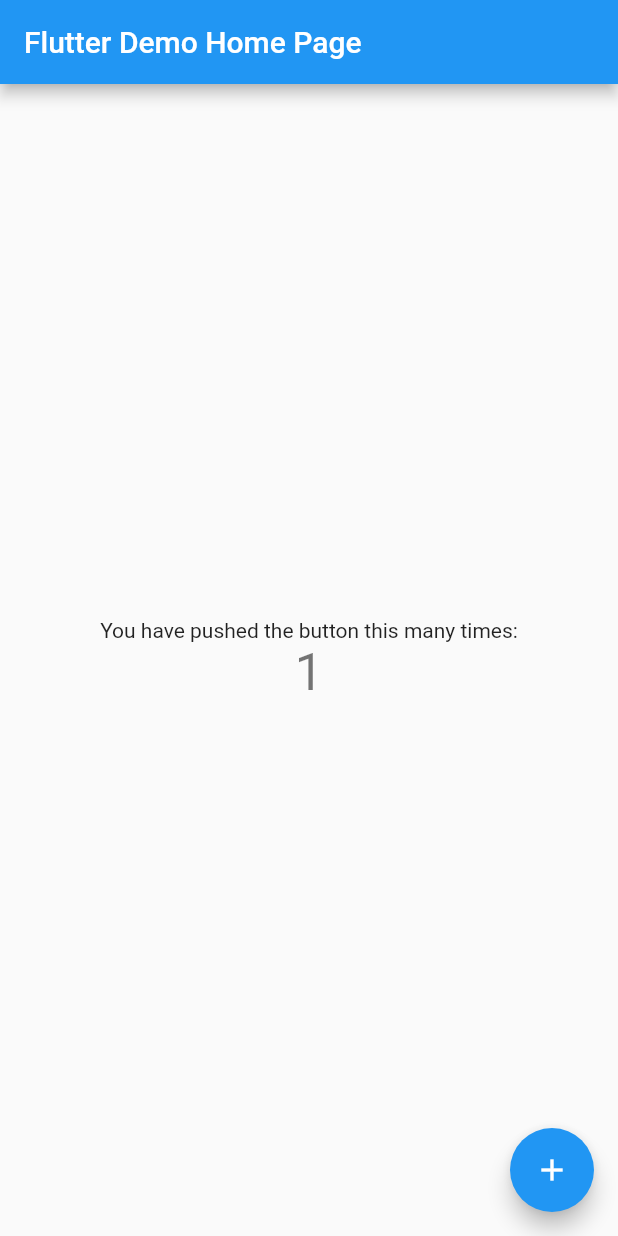
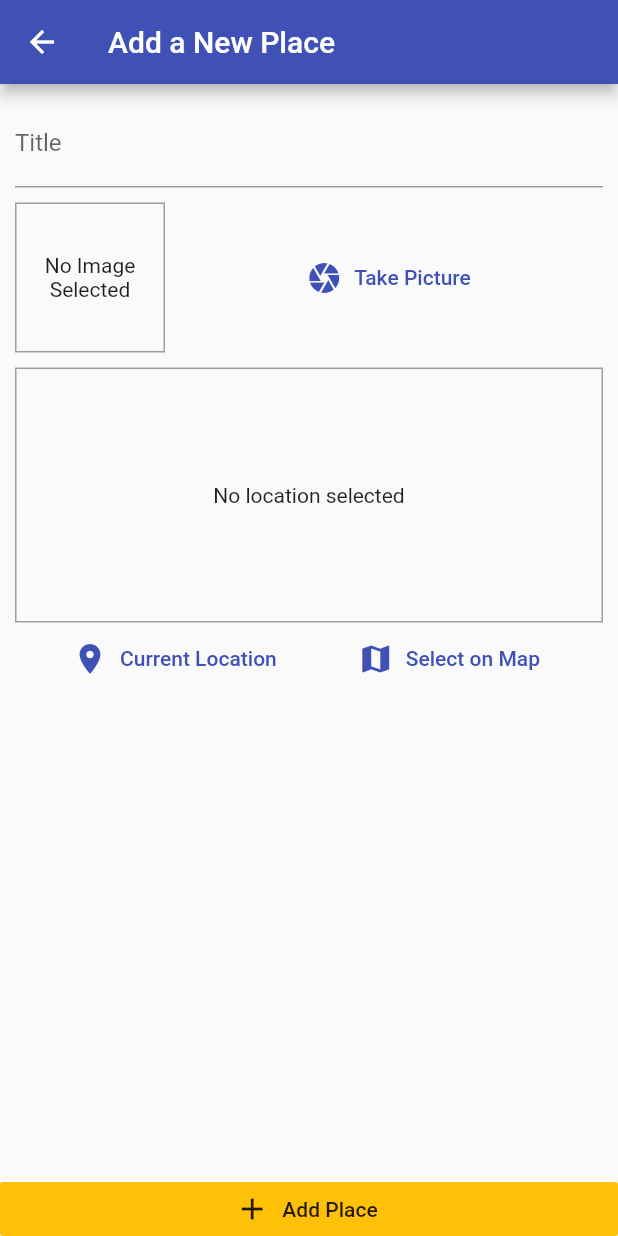
Before and after one commit to jacojvv-dev/flutter-coursework, a Flutter app: the screen it shows after launch, after a tap on the "add" icon, on a phone screen of 412 x 824 dp. Run offline on Flutter 3.47's test engine with Material 2 defaults, Android fonts, the phone set to English and light mode, and no system bars; our stand-ins replace google_maps_flutter, image_picker, location, shared_preferences, sqflite; accounts and stored records are empty.

Commit message:
End of section 13

```diff
--- /dev/null
+++ b/great_places_app/lib/helpers/db_helper.dart
@@ -0,0 +1,26 @@
+import "package:sqflite/sqflite.dart" as sql;
+import "package:path/path.dart" as path;
+
+class DBHelper {
+  static Future<sql.Database> database() async {
+    final dbPath = await sql.getDatabasesPath();
+    return await sql.openDatabase(path.join(dbPath, "places.db"),
+        onCreate: (db, version) {
+      db.execute(
+        "CREATE TABLE user_places(id TEXT PRIMARY KEY, title TEXT, image TEXT, loc_lat REAL, loc_lng REAL, address TEXT)",
+      );
+    }, version: 1);
+  }
+
+  static Future<void> insert(String table, Map<String, Object> data) async {
+    final db = await DBHelper.database();
+
+    await db.insert(table, data,
+        conflictAlgorithm: sql.ConflictAlgorithm.replace);
+  }
+
+  static Future<List<Map<String, dynamic>>> get(String table) async {
+    final db = await DBHelper.database();
+    return db.query(table);
+  }
+}
--- /dev/null
+++ b/great_places_app/lib/helpers/location_helper.dart
@@ -0,0 +1,20 @@
+import 'dart:convert';
+
+import 'package:http/http.dart' as http;
+
+const GOOGLE_API_KEY = "";
+
+class LocationHelper {
+  static String generateLocationPreviewImage(
+      {double latitude, double longitude}) {
+    return "https://maps.googleapis.com/maps/api/staticmap?center=$latitude,$longitude&zoom=16&size=600x300&maptype=roadmap&markers=color:red%7Clabel:A%7C$latitude,$longitude&key=$GOOGLE_API_KEY";
+  }
+
+  static Future<String> getPlaceAddress(
+      double latitude, double longitude) async {
+    final url =
+        "https://maps.googleapis.com/maps/api/geocode/json?latlng=$latitude,$longitude&key=$GOOGLE_API_KEY";
+    final response = await http.get(url);
+    return json.decode(response.body)['results'][0]['formatted_address'];
+  }
+}
--- a/great_places_app/lib/main.dart
+++ b/great_places_app/lib/main.dart
@@ -1,117 +1,29 @@
 import 'package:flutter/material.dart';
+import 'package:great_places_app/providers/great_places.dart';
+import 'package:great_places_app/screens/add_place_screen.dart';
+import 'package:great_places_app/screens/place_detail_screen.dart';
+import 'package:great_places_app/screens/places_list_screen.dart';
+import 'package:provider/provider.dart';
 
-void main() {
-  runApp(MyApp());
-}
+void main() => runApp(MyApp());
 
 class MyApp extends StatelessWidget {
-  // This widget is the root of your application.
   @override
   Widget build(BuildContext context) {
-    return MaterialApp(
-      title: 'Flutter Demo',
-      theme: ThemeData(
-        // This is the theme of your application.
-        //
-        // Try running your application with "flutter run". You'll see the
-        // application has a blue toolbar. Then, without quitting the app, try
-        // changing the primarySwatch below to Colors.green and then invoke
-        // "hot reload" (press "r" in the console where you ran "flutter run",
-        // or simply save your changes to "hot reload" in a Flutter IDE).
-        // Notice that the counter didn't reset back to zero; the application
-        // is not restarted.
-        primarySwatch: Colors.blue,
-        // This makes the visual density adapt to the platform that you run
-        // the app on. For desktop platforms, the controls will be smaller and
-        // closer together (more dense) than on mobile platforms.
-        visualDensity: VisualDensity.adaptivePlatformDensity,
+    return ChangeNotifierProvider.value(
+      value: GreatPlaces(),
+      child: MaterialApp(
+        title: 'Great Places',
+        theme: ThemeData(
+          primarySwatch: Colors.indigo,
+          accentColor: Colors.amber,
+        ),
+        routes: {
+          "/": (ctx) => PlacesListScreen(),
+          AddPlaceScreen.routeName: (ctx) => AddPlaceScreen(),
+          PlaceDetailScreen.routeName: (ctx) => PlaceDetailScreen(),
+        },
       ),
-      home: MyHomePage(title: 'Flutter Demo Home Page'),
     );
   }
 }
-
-class MyHomePage extends StatefulWidget {
-  MyHomePage({Key key, this.title}) : super(key: key);
-
-  // This widget is the home page of your application. It is stateful, meaning
-  // that it has a State object (defined below) that contains fields that affect
-  // how it looks.
-
-  // This class is the configuration for the state. It holds the values (in this
-  // case the title) provided by the parent (in this case the App widget) and
-  // used by the build method of the State. Fields in a Widget subclass are
-  // always marked "final".
-
-  final String title;
-
-  @override
-  _MyHomePageState createState() => _MyHomePageState();
-}
-
-class _MyHomePageState extends State<MyHomePage> {
-  int _counter = 0;
-
-  void _incrementCounter() {
-    setState(() {
-      // This call to setState tells the Flutter framework that something has
-      // changed in this State, which causes it to rerun the build method below
-      // so that the display can reflect the updated values. If we changed
-      // _counter without calling setState(), then the build method would not be
-      // called again, and so nothing would appear to happen.
-      _counter++;
-    });
-  }
-
-  @override
-  Widget build(BuildContext context) {
-    // This method is rerun every time setState is called, for instance as done
-    // by the _incrementCounter method above.
-    //
-    // The Flutter framework has been optimized to make rerunning build methods
-    // fast, so that you can just rebuild anything that needs updating rather
-    // than having to individually change instances of widgets.
-    return Scaffold(
-      appBar: AppBar(
-        // Here we take the value from the MyHomePage object that was created by
-        // the App.build method, and use it to set our appbar title.
-        title: Text(widget.title),
-      ),
-      body: Center(
-        // Center is a layout widget. It takes a single child and positions it
-        // in the middle of the parent.
-        child: Column(
-          // Column is also a layout widget. It takes a list of children and
-          // arranges them vertically. By default, it sizes itself to fit its
-          // children horizontally, and tries to be as tall as its parent.
-          //
-          // Invoke "debug painting" (press "p" in the console, choose the
-          // "Toggle Debug Paint" action from the Flutter Inspector in Android
-          // Studio, or the "Toggle Debug Paint" command in Visual Studio Code)
-          // to see the wireframe for each widget.
-          //
-          // Column has various properties to control how it sizes itself and
-          // how it positions its children. Here we use mainAxisAlignment to
-          // center the children vertically; the main axis here is the vertical
-          // axis because Columns are vertical (the cross axis would be
-          // horizontal).
-          mainAxisAlignment: MainAxisAlignment.center,
-          children: <Widget>[
-            Text(
-              'You have pushed the button this many times:',
-            ),
-            Text(
-              '$_counter',
-              style: Theme.of(context).textTheme.headline4,
-            ),
-          ],
-        ),
-      ),
-      floatingActionButton: FloatingActionButton(
-        onPressed: _incrementCounter,
-        tooltip: 'Increment',
-        child: Icon(Icons.add),
-      ), // This trailing comma makes auto-formatting nicer for build methods.
-    );
-  }
-}
--- /dev/null
+++ b/great_places_app/lib/models/place.dart
@@ -0,0 +1,29 @@
+import 'dart:io';
+
+import 'package:flutter/foundation.dart';
+
+class PlaceLocation {
+  final double latitude;
+  final double longitude;
+  final String address;
+
+  const PlaceLocation({
+    @required this.latitude,
+    @required this.longitude,
+    this.address,
+  });
+}
+
+class Place {
+  final String id;
+  final String title;
+  final PlaceLocation location;
+  final File image;
+
+  Place({
+    @required this.id,
+    @required this.title,
+    @required this.location,
+    @required this.image,
+  });
+}
--- /dev/null
+++ b/great_places_app/lib/providers/great_places.dart
@@ -0,0 +1,66 @@
+import 'dart:io';
+
+import 'package:flutter/foundation.dart';
+import 'package:great_places_app/models/place.dart';
+import "../helpers/db_helper.dart";
+import "../helpers/location_helper.dart";
+
+class GreatPlaces with ChangeNotifier {
+  List<Place> _items = [];
+
+  List<Place> get items {
+    return [..._items];
+  }
+
+  Place findById(String id) {
+    return _items.firstWhere((element) => element.id == id);
+  }
+
+  Future<void> addPlace(
+      String title, File image, PlaceLocation pickedLocation) async {
+    final address = await LocationHelper.getPlaceAddress(
+        pickedLocation.latitude, pickedLocation.longitude);
+    final updatedLocation = PlaceLocation(
+      latitude: pickedLocation.latitude,
+      longitude: pickedLocation.longitude,
+      address: address,
+    );
+    final newPlace = Place(
+      id: DateTime.now().toString(),
+      image: image,
+      title: title,
+      location: updatedLocation,
+    );
+
+    _items.add(newPlace);
+    notifyListeners();
+
+    DBHelper.insert("user_places", {
+      "id": newPlace.id,
+      "title": newPlace.title,
+      "image": newPlace.image.path,
+      "loc_lat": newPlace.location.latitude,
+      "loc_lng": newPlace.location.longitude,
+      "address": newPlace.location.address,
+    });
+  }
+
+  Future<void> fetchAndSetPlaces() async {
+    final dataList = await DBHelper.get("user_places");
+    _items = dataList
+        .map(
+          (e) => Place(
+            id: e['id'],
+            title: e['title'],
+            image: File(e['image']),
+            location: PlaceLocation(
+              latitude: e['loc_lat'],
+              longitude: e['loc_lng'],
+              address: e['address'],
+            ),
+          ),
+        )
+        .toList();
+    notifyListeners();
+  }
+}
--- /dev/null
+++ b/great_places_app/lib/screens/add_place_screen.dart
@@ -0,0 +1,85 @@
+import 'dart:io';
+
+import 'package:flutter/material.dart';
+import 'package:great_places_app/models/place.dart';
+import 'package:great_places_app/providers/great_places.dart';
+import 'package:great_places_app/widgets/image_input.dart';
+import 'package:great_places_app/widgets/location_input.dart';
+import 'package:provider/provider.dart';
+
+class AddPlaceScreen extends StatefulWidget {
+  static const routeName = "/add-place";
+  @override
+  _AddPlaceScreenState createState() => _AddPlaceScreenState();
+}
+
+class _AddPlaceScreenState extends State<AddPlaceScreen> {
+  final _titleController = TextEditingController();
+  File _pickedImage;
+  PlaceLocation _pickedLocation;
+
+  void _selectImage(File pickedImage) {
+    _pickedImage = pickedImage;
+  }
+
+  void _selectPlace(double latitude, double longitude) {
+    _pickedLocation = PlaceLocation(latitude: latitude, longitude: longitude);
+  }
+
+  void _savePlace() {
+    if (_titleController.text.isEmpty ||
+        _pickedImage == null ||
+        _pickedLocation == null) {
+      return;
+    }
+
+    Provider.of<GreatPlaces>(context, listen: false)
+        .addPlace(_titleController.text, _pickedImage, _pickedLocation);
+    Navigator.of(context).pop();
+  }
+
+  @override
+  Widget build(BuildContext context) {
+    return Scaffold(
+      appBar: AppBar(
+        title: Text("Add a New Place"),
+      ),
+      body: Column(
+        crossAxisAlignment: CrossAxisAlignment.stretch,
+        children: [
+          Expanded(
+            child: SingleChildScrollView(
+              child: Padding(
+                padding: const EdgeInsets.all(10),
+                child: Column(
+                  children: [
+                    TextField(
+                      decoration: InputDecoration(labelText: "Title"),
+                      controller: _titleController,
+                    ),
+                    SizedBox(
+                      height: 10,
+                    ),
+                    ImageInput(_selectImage),
+                    SizedBox(
+                      height: 10,
+                    ),
+                    LocationInput(_selectPlace)
+                  ],
+                ),
+              ),
+            ),
+          ),
+          RaisedButton.icon(
+            onPressed: _savePlace,
+            icon: Icon(Icons.add),
+            label: Text("Add Place"),
+            elevation: 0,
+            materialTapTargetSize: MaterialTapTargetSize.shrinkWrap,
+            color: Theme.of(context).accentColor,
+          )
+        ],
+      ),
+    );
+  }
+}
--- /dev/null
+++ b/great_places_app/lib/screens/places_list_screen.dart
@@ -0,0 +1,59 @@
+import 'package:flutter/material.dart';
+import 'package:great_places_app/providers/great_places.dart';
+import 'package:great_places_app/screens/place_detail_screen.dart';
+import 'package:provider/provider.dart';
+
+import 'add_place_screen.dart';
+
+class PlacesListScreen extends StatelessWidget {
+  @override
+  Widget build(BuildContext context) {
+    return Scaffold(
+      appBar: AppBar(
+        title: Text(
+          "Your Places",
+        ),
+        actions: [
+          IconButton(
+            icon: Icon(Icons.add),
+            onPressed: () {
+              Navigator.of(context).pushNamed(AddPlaceScreen.routeName);
+            },
+          ),
+        ],
+      ),
+      body: FutureBuilder(
+        future: Provider.of<GreatPlaces>(context, listen: false)
+            .fetchAndSetPlaces(),
+        builder: (ctx, snapshot) =>
+            snapshot.connectionState == ConnectionState.waiting
+                ? Center(child: CircularProgressIndicator())
+                : Consumer<GreatPlaces>(
+                    builder: (ctx, places, ch) => places.items.length <= 0
+                        ? ch
+                        : ListView.builder(
+                            itemCount: places.items.length,
+                            itemBuilder: (ctx, i) => ListTile(
+                              leading: CircleAvatar(
+                                backgroundImage: FileImage(
+                                  places.items[i].image,
+                                ),
+                              ),
+                              title: Text(places.items[i].title),
+                              subtitle: Text(places.items[i].location.address),
+                              onTap: () {
+                                Navigator.of(context).pushNamed(
+                                  PlaceDetailScreen.routeName,
+                                  arguments: places.items[i].id,
+                                );
+                              },
+                            ),
+                          ),
+                    child: Center(
+                      child: Text("No places found"),
+                    ),
+                  ),
+      ),
+    );
+  }
+}
--- /dev/null
+++ b/great_places_app/lib/widgets/image_input.dart
@@ -0,0 +1,80 @@
+import 'dart:io';
+
+import 'package:flutter/material.dart';
+import 'package:image_picker/image_picker.dart';
+import 'package:path/path.dart' as path;
+import 'package:path_provider/path_provider.dart' as sysPaths;
+
+class ImageInput extends StatefulWidget {
+  final Function onImageSelected;
+
+  ImageInput(this.onImageSelected);
+
+  @override
+  _ImageInputState createState() => _ImageInputState();
+}
+
+class _ImageInputState extends State<ImageInput> {
+  final picker = ImagePicker();
+
+  File _storedImage;
+
+  Future<void> _takePicture() async {
+    final imagePickerResult = await picker.getImage(
+      source: ImageSource.camera,
+      maxWidth: 600,
+    );
+
+    if (imagePickerResult == null) {
+      return;
+    }
+
+    final imageFile = File(imagePickerResult.path);
+    setState(() {
+      _storedImage = imageFile;
+    });
+    final appDir = await sysPaths.getApplicationDocumentsDirectory();
+    final fileName = path.basename(imageFile.path);
+    final saveImage = await imageFile.copy("${appDir.path}/${fileName}");
+
+    widget.onImageSelected(saveImage);
+  }
+
+  @override
+  Widget build(BuildContext context) {
+    return Row(
+      children: [
+        Container(
+          width: 100,
+          height: 100,
+          decoration: BoxDecoration(
+            border: Border.all(
+              width: 1,
+              color: Colors.grey,
+            ),
+          ),
+          child: _storedImage != null
+              ? Image.file(
+                  _storedImage,
+                  fit: BoxFit.cover,
+                  width: double.infinity,
+                )
+              : Text(
+                  "No Image Selected",
+                  textAlign: TextAlign.center,
+                ),
+          alignment: Alignment.center,
+        ),
+        SizedBox(width: 10),
+        Expanded(
+          child: FlatButton.icon(
+            icon: Icon(Icons.camera),
+            label: Text("Take Picture"),
+            textColor: Theme.of(context).primaryColor,
+            onPressed: _takePicture,
+          ),
+        )
+      ],
+    );
+  }
+}
--- /dev/null
+++ b/great_places_app/lib/widgets/location_input.dart
@@ -0,0 +1,103 @@
+import 'package:flutter/material.dart';
+import 'package:google_maps_flutter/google_maps_flutter.dart';
+import "package:location/location.dart";
+import "../helpers/location_helper.dart";
+import '../screens/map_screen.dart';
+
+class LocationInput extends StatefulWidget {
+  final Function onSelectedPlace;
+
+  LocationInput(this.onSelectedPlace);
+
+  @override
+  _LocationInputState createState() => _LocationInputState();
+}
+
+class _LocationInputState extends State<LocationInput> {
+  String _previewImageUrl;
+
+  void _showPreview(double lat, double long) {
+    setState(() {
+      _previewImageUrl = LocationHelper.generateLocationPreviewImage(
+        latitude: lat,
+        longitude: long,
+      );
+    });
+  }
+
+  Future<void> _getCurrentUserLocation() async {
+    try {
+      final locationData = await Location().getLocation();
+      _showPreview(locationData.latitude, locationData.longitude);
+      widget.onSelectedPlace(locationData.latitude, locationData.longitude);
+    } catch (e) {
+      return;
+    }
+  }
+
+  Future<void> _selectOnMap() async {
+    final LatLng selectedLocation = await Navigator.of(context).push(
+      MaterialPageRoute(
+        fullscreenDialog: true,
+        builder: (ctx) => MapScreen(
+          isSelecting: true,
+        ),
+      ),
+    );
+
+    if (selectedLocation == null) {
+      return;
+    }
+
+    _showPreview(selectedLocation.latitude, selectedLocation.longitude);
+
+    widget.onSelectedPlace(
+        selectedLocation.latitude, selectedLocation.longitude);
+  }
+
+  @override
+  Widget build(BuildContext context) {
+    return Column(
+      children: [
+        Container(
+          height: 170,
+          width: double.infinity,
+          alignment: Alignment.center,
+          decoration: BoxDecoration(
+            border: Border.all(
+              width: 1,
+              color: Colors.grey,
+            ),
+          ),
+          child: _previewImageUrl == null
+              ? Text(
+                  "No location selected",
+                  textAlign: TextAlign.center,
+                )
+              : Image.network(
+                  _previewImageUrl,
+                  fit: BoxFit.cover,
+                  width: double.infinity,
+                ),
+        ),
+        Row(
+          mainAxisAlignment: MainAxisAlignment.spaceEvenly,
+          children: [
+            FlatButton.icon(
+              onPressed: _getCurrentUserLocation,
+              icon: Icon(Icons.location_on),
+              label: Text("Current Location"),
+              textColor: Theme.of(context).primaryColor,
+            ),
+            FlatButton.icon(
+              onPressed: _selectOnMap,
+              icon: Icon(Icons.map),
+              label: Text("Select on Map"),
+              textColor: Theme.of(context).primaryColor,
+            )
+          ],
+        )
+      ],
+    );
+  }
+}
```
Also changed, not shown: great_places_app/lib/screens/map_screen.dart (added, +66 -0 lines), great_places_app/lib/screens/place_detail_screen.dart (added, +59 -0 lines), great_places_app/pubspec.yaml (+9 -10 lines), great_places_app/pubspec.lock, 4 other files.
